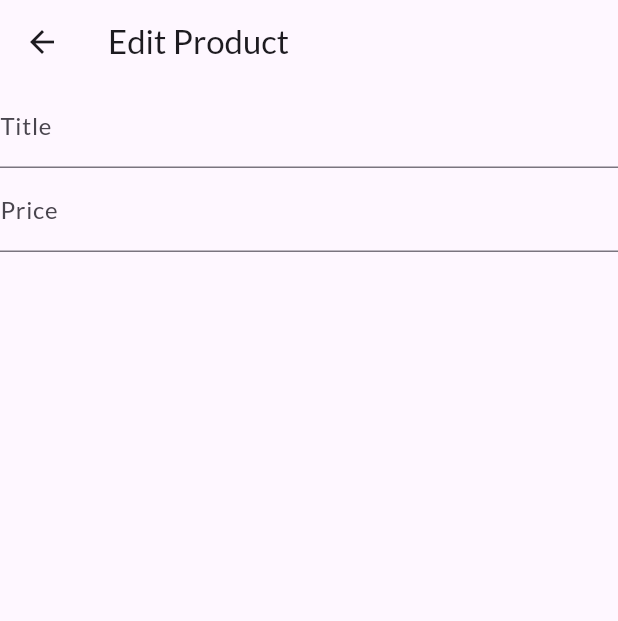
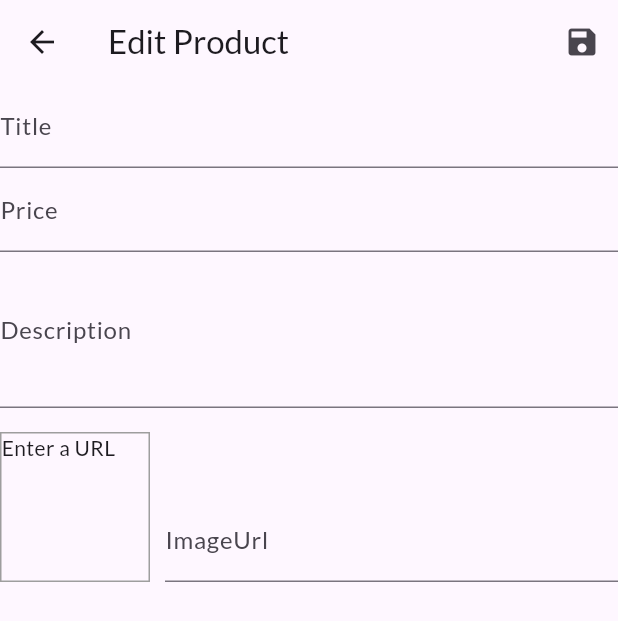
Before and after one commit to Hubertkin/Shop_app, a Flutter app: the EditProductScreen screen opened by its route, on a phone screen of 412 x 824 dp. Shown: the top 621 px of the screen. Run offline on Flutter 3.47's test engine with Material 3 defaults, Android fonts, the phone set to English and light mode, and no system bars; network calls fail.

Commit message:
Implement save functionality for edit product page

```diff
--- a/lib/providers/order.dart
+++ b/lib/providers/order.dart
@@ -16,7 +16,7 @@ class OrderItem {
 }
 
 class Orders with ChangeNotifier {
-  List<OrderItem> _orders = [];
+  final List<OrderItem> _orders = [];
 
   List<OrderItem> get order {
     return [
--- a/lib/screens/edit_product_screen.dart
+++ b/lib/screens/edit_product_screen.dart
@@ -1,4 +1,6 @@
 import 'package:flutter/material.dart';
+
+import '../providers/product.dart';
 
 class EditProductScreen extends StatefulWidget {
   static const routeName = '/edit-product';
@@ -10,11 +12,61 @@ class EditProductScreen extends StatefulWidget {
 
 class _EditProductScreenState extends State<EditProductScreen> {
   final _priceFocusNode = FocusNode();
+  final _descriptionFocusNode = FocusNode();
+  final _imageURLController = TextEditingController();
+  final _imageURLFocusNode = FocusNode();
+  final _form = GlobalKey<FormState>();
+  var _editedProduct = Product(
+    id: '',
+    title: '',
+    price: 0,
+    description: '',
+    imageUrl: '',
+  );
+
+  @override
+  void initState() {
+    super.initState();
+    _imageURLFocusNode.addListener(_updateImageURL);
+  }
+
+  @override
+  void dispose() {
+    super.dispose();
+    _imageURLFocusNode.removeListener(_updateImageURL);
+    _priceFocusNode.dispose();
+    _descriptionFocusNode.dispose();
+    _imageURLController.dispose();
+    _imageURLFocusNode.dispose();
+  }
+
+  void _updateImageURL() {
+    if (!_imageURLFocusNode.hasFocus) {
+      setState(() {});
+    }
+  }
+
+  void _saveForm() {
+    _form.currentState?.save();
+    debugPrint(_editedProduct.title);
+    debugPrint(_editedProduct.price.toString());
+    debugPrint(_editedProduct.description);
+    debugPrint(_editedProduct.imageUrl);
+  }
+
   @override
   Widget build(BuildContext context) {
     return Scaffold(
       appBar: AppBar(
         title: const Text('Edit Product'),
+        actions: [
+          IconButton(
+            icon: const Icon(Icons.save),
+            onPressed: () {
+              _saveForm();
+            },
+          ),
+        ],
       ),
       body: Form(
         child: ListView(children: [
@@ -23,16 +75,92 @@ class _EditProductScreenState extends State<EditProductScreen> {
               labelText: 'Title',
             ),
             textInputAction: TextInputAction.next,
+            onFieldSubmitted: (_) =>
+                FocusScope.of(context).requestFocus(_priceFocusNode),
+            onSaved: (value) {
+              _editedProduct = Product(
+                  id: _editedProduct.id,
+                  title: value!,
+                  description: _editedProduct.description,
+                  price: _editedProduct.price,
+                  imageUrl: _editedProduct.imageUrl);
+            },
           ),
           TextFormField(
-            onFieldSubmitted: (_) =>
-                FocusScope.of(context).requestFocus(_priceFocusNode),
             decoration: const InputDecoration(
               labelText: 'Price',
             ),
             textInputAction: TextInputAction.next,
             keyboardType: TextInputType.number,
             focusNode: _priceFocusNode,
+            onFieldSubmitted: (_) =>
+                FocusScope.of(context).requestFocus(_descriptionFocusNode),
+            onSaved: (value) {
+              _editedProduct = Product(
+                  id: _editedProduct.id,
+                  title: _editedProduct.title,
+                  description: _editedProduct.description,
+                  price: double.parse(value!),
+                  imageUrl: _editedProduct.imageUrl);
+            },
+          ),
+          TextFormField(
+            maxLines: 3,
+            keyboardType: TextInputType.multiline,
+            decoration: const InputDecoration(
+              labelText: 'Description',
+            ),
+            focusNode: _descriptionFocusNode,
+            onSaved: (value) {
+              _editedProduct = Product(
+                  id: _editedProduct.id,
+                  title: _editedProduct.title,
+                  description: value!,
+                  price: _editedProduct.price,
+                  imageUrl: _editedProduct.imageUrl);
+            },
+          ),
+          const SizedBox(
+            height: 8,
+          ),
+          Row(
+            crossAxisAlignment: CrossAxisAlignment.end,
+            mainAxisSize: MainAxisSize.max,
+            children: [
+              Container(
+                width: 100,
+                height: 100,
+                margin: const EdgeInsets.only(top: 8, right: 10),
+                decoration: BoxDecoration(
+                  border: Border.all(width: 1, color: Colors.grey),
+                ),
+                child: _imageURLController.text.isEmpty
+                    ? const Text("Enter a URL")
+                    : FittedBox(
+                        child: Image.network(
+                        _imageURLController.text,
+                        fit: BoxFit.cover,
+                      )),
+              ),
+              Expanded(
+                child: TextFormField(
+                  decoration: const InputDecoration(labelText: "ImageUrl"),
+                  keyboardType: TextInputType.url,
+                  textInputAction: TextInputAction.done,
+                  controller: _imageURLController,
+                  focusNode: _imageURLFocusNode,
+                  onFieldSubmitted: (_) => _saveForm(),
+                  onSaved: (value) {
+                    _editedProduct = Product(
+                        id: _editedProduct.id,
+                        title: _editedProduct.title,
+                        description: _editedProduct.description,
+                        price: _editedProduct.price,
+                        imageUrl: value!);
+                  },
+                ),
+              ),
+            ],
           )
         ]),
       ),
```
Also changed, not shown: lib/screens/user_product_screen.dart (+5 -4 lines), lib/providers/product.dart (line endings or trailing spaces).
